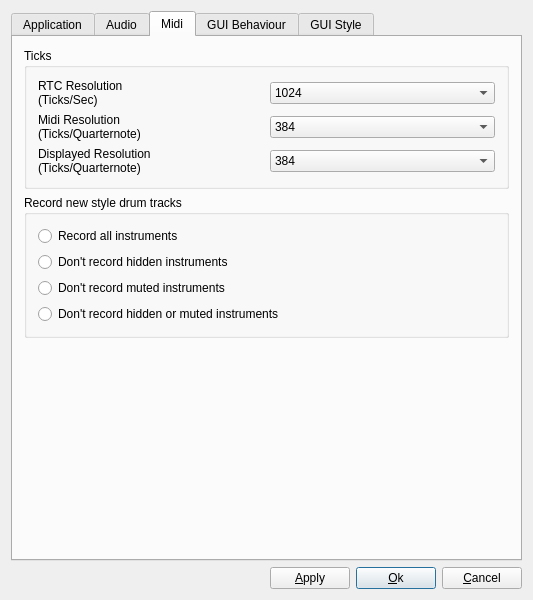
emrum/muse, file muse2/muse/widgets/gensetbase.ui: the form before one commit.
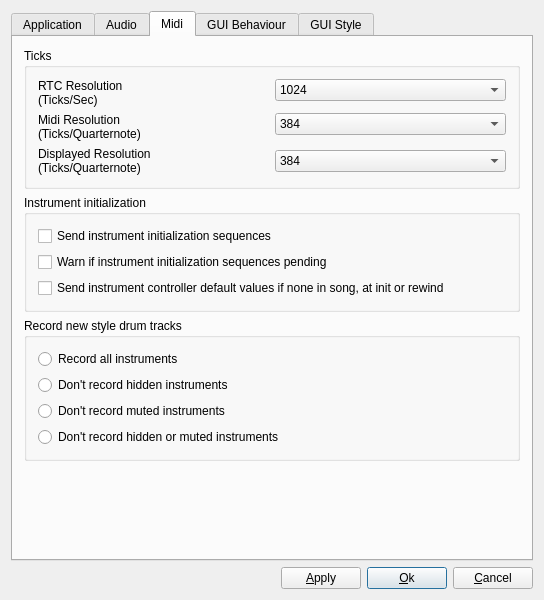
The form after the commit. The open tabs and pages were chosen to show the change.

Commit message: Improved: Midi initializations. New settings options, can be 'quiet'. Complete rewrite of initializations coding. Improved: Midi controller graphs: Control selector 'S' popup now stay-open, AND NOW with multi-coloured dots. Bonus! Pianoroll and drum edit 'Ctrl' buttons ALSO now popup this very same menu. Improved: 'Old' drum track 'drum controllers' display and operation: Fixed several problems.

Patch:
```diff
--- a/muse2/muse/widgets/gensetbase.ui
+++ b/muse2/muse/widgets/gensetbase.ui
@@ -6,8 +6,8 @@
    <rect>
     <x>0</x>
     <y>0</y>
-    <width>525</width>
-    <height>549</height>
+    <width>544</width>
+    <height>593</height>
    </rect>
   </property>
   <property name="windowTitle">
@@ -1029,14 +1029,94 @@
       <attribute name="title">
        <string>Midi</string>
       </attribute>
-      <layout class="QVBoxLayout" name="verticalLayout_7">
-       <item>
+      <layout class="QGridLayout" name="gridLayout_7">
+       <item row="2" column="0">
+        <widget class="QGroupBox" name="groupBox_3">
+         <property name="title">
+          <string>Record new style drum tracks</string>
+         </property>
+         <layout class="QVBoxLayout" name="verticalLayout_5">
+          <item>
+           <widget class="QRadioButton" name="recordAllButton">
+            <property name="text">
+             <string>Record all instruments</string>
+            </property>
+           </widget>
+          </item>
+          <item>
+           <widget class="QRadioButton" name="dontRecHiddenButton">
+            <property name="text">
+             <string>Don't record hidden instruments</string>
+            </property>
+           </widget>
+          </item>
+          <item>
+           <widget class="QRadioButton" name="dontRecMutedButton">
+            <property name="text">
+             <string>Don't record muted instruments</string>
+            </property>
+           </widget>
+          </item>
+          <item>
+           <widget class="QRadioButton" name="dontRecBothButton">
+            <property name="text">
+             <string>Don't record hidden or muted instruments</string>
+            </property>
+           </widget>
+          </item>
+         </layout>
+        </widget>
+       </item>
+       <item row="1" column="0">
+        <widget class="QGroupBox" name="groupBox_5">
+         <property name="title">
+          <string>Instrument initialization</string>
+         </property>
+         <layout class="QVBoxLayout" name="verticalLayout">
+          <item>
+           <widget class="QCheckBox" name="midiSendInit">
+            <property name="text">
+             <string>Send instrument initialization sequences</string>
+            </property>
+           </widget>
+          </item>
+          <item>
+           <widget class="QCheckBox" name="midiWarnInitPending">
+            <property name="text">
+             <string>Warn if instrument initialization sequences pending</string>
+            </property>
+           </widget>
+          </item>
+          <item>
+           <widget class="QCheckBox" name="midiSendCtlDefaults">
+            <property name="text">
+             <string>Send instrument controller default values if none in song, at init or rewind</string>
+            </property>
+           </widget>
+          </item>
+         </layout>
+        </widget>
+       </item>
+       <item row="3" column="0">
+        <spacer name="verticalSpacer_3">
+         <property name="orientation">
+          <enum>Qt::Vertical</enum>
+         </property>
+         <property name="sizeHint" stdset="0">
+          <size>
+           <width>191</width>
+           <height>166</height>
+          </size>
+         </property>
+        </spacer>
+       </item>
+       <item row="0" column="0">
         <widget class="QGroupBox" name="GroupBox2">
          <property name="title">
           <string>Ticks</string>
          </property>
-         <layout class="QGridLayout">
-          <item row="0" column="0">
+         <layout class="QGridLayout" name="gridLayout_2">
+          <item row="0" column="0" rowspan="2">
            <widget class="QLabel" name="TextLabel3">
             <property name="text">
              <string>RTC Resolution
@@ -1049,6 +1129,12 @@
           </item>
           <item row="0" column="1">
            <widget class="QComboBox" name="rtcResolutionSelect">
+            <property name="sizePolicy">
+             <sizepolicy hsizetype="Preferred" vsizetype="Fixed">
+              <horstretch>0</horstretch>
+              <verstretch>0</verstretch>
+             </sizepolicy>
+            </property>
             <item>
              <property name="text">
               <string>1024</string>
@@ -1081,7 +1167,65 @@
             </item>
            </widget>
           </item>
-          <item row="1" column="0">
+          <item row="1" column="1" rowspan="2">
+           <widget class="QComboBox" name="midiDivisionSelect">
+            <property name="sizePolicy">
+             <sizepolicy hsizetype="Preferred" vsizetype="Fixed">
+              <horstretch>0</horstretch>
+              <verstretch>0</verstretch>
+             </sizepolicy>
+            </property>
+            <property name="currentIndex">
+             <number>3</number>
+            </property>
+            <item>
+             <property name="text">
+              <string>48</string>
+             </property>
+            </item>
+            <item>
+             <property name="text">
+              <string>96</string>
+             </property>
+            </item>
+            <item>
+             <property name="text">
+              <string>192</string>
+             </property>
+            </item>
+            <item>
+             <property name="text">
+              <string>384</string>
+             </property>
+            </item>
+            <item>
+             <property name="text">
+              <string>768</string>
+             </property>
+            </item>
+            <item>
+             <property name="text">
+              <string>1536</string>
+             </property>
+            </item>
+            <item>
+             <property name="text">
+              <string>3072</string>
+             </property>
+            </item>
+            <item>
+             <property name="text">
+              <string>6144</string>
+             </property>
+            </item>
+            <item>
+             <property name="text">
+              <string>12288</string>
+             </property>
+            </item>
+           </widget>
+          </item>
+          <item row="2" column="0">
            <widget class="QLabel" name="midiResLabel">
             <property name="text">
              <string>Midi Resolution
@@ -1092,59 +1236,7 @@
             </property>
            </widget>
           </item>
-          <item row="1" column="1">
-           <widget class="QComboBox" name="midiDivisionSelect">
-            <property name="currentIndex">
-             <number>3</number>
-            </property>
-            <item>
-             <property name="text">
-              <string>48</string>
-             </property>
-            </item>
-            <item>
-             <property name="text">
-              <string>96</string>
-             </property>
-            </item>
-            <item>
-             <property name="text">
-              <string>192</string>
-             </property>
-            </item>
-            <item>
-             <property name="text">
-              <string>384</string>
-             </property>
-            </item>
-            <item>
-             <property name="text">
-              <string>768</string>
-             </property>
-            </item>
-            <item>
-             <property name="text">
-              <string>1536</string>
-             </property>
-            </item>
-            <item>
-             <property name="text">
-              <string>3072</string>
-             </property>
-            </item>
-            <item>
-             <property name="text">
-              <string>6144</string>
-             </property>
-            </item>
-            <item>
-             <property name="text">
-              <string>12288</string>
-             </property>
-            </item>
-           </widget>
-          </item>
-          <item row="2" column="0">
+          <item row="3" column="0">
            <widget class="QLabel" name="TextLabel4">
             <property name="text">
              <string>Displayed Resolution
@@ -1155,8 +1247,14 @@
             </property>
            </widget>
           </item>
-          <item row="2" column="1">
+          <item row="3" column="1">
            <widget class="QComboBox" name="guiDivisionSelect">
+            <property name="sizePolicy">
+             <sizepolicy hsizetype="Preferred" vsizetype="Fixed">
+              <horstretch>0</horstretch>
+              <verstretch>0</verstretch>
+             </sizepolicy>
+            </property>
             <property name="currentIndex">
              <number>3</number>
             </property>
@@ -1210,56 +1308,6 @@
          </layout>
         </widget>
        </item>
-       <item>
-        <widget class="QGroupBox" name="groupBox_3">
-         <property name="title">
-          <string>Record new style drum tracks</string>
-         </property>
-         <layout class="QVBoxLayout" name="verticalLayout_5">
-          <item>
-           <widget class="QRadioButton" name="recordAllButton">
-            <property name="text">
-             <string>Record all instruments</string>
-            </property>
-           </widget>
-          </item>
-          <item>
-           <widget class="QRadioButton" name="dontRecHiddenButton">
-            <property name="text">
-             <string>Don't record hidden instruments</string>
-            </property>
-           </widget>
-          </item>
-          <item>
-           <widget class="QRadioButton" name="dontRecMutedButton">
-            <property name="text">
-             <string>Don't record muted instruments</string>
-            </property>
-           </widget>
-          </item>
-          <item>
-           <widget class="QRadioButton" name="dontRecBothButton">
-            <property name="text">
-             <string>Don't record hidden or muted instruments</string>
-            </property>
-           </widget>
-          </item>
-         </layout>
-        </widget>
-       </item>
-       <item>
-        <spacer name="verticalSpacer_3">
-         <property name="orientation">
-          <enum>Qt::Vertical</enum>
-         </property>
-         <property name="sizeHint" stdset="0">
-          <size>
-           <width>191</width>
-           <height>166</height>
-          </size>
-         </property>
-        </spacer>
-       </item>
       </layout>
      </widget>
      <widget class="QWidget" name="tab3">
```
Left out of the diff: 6 changed lines with no effect on the pictures. The commit also changes 46 other files.
